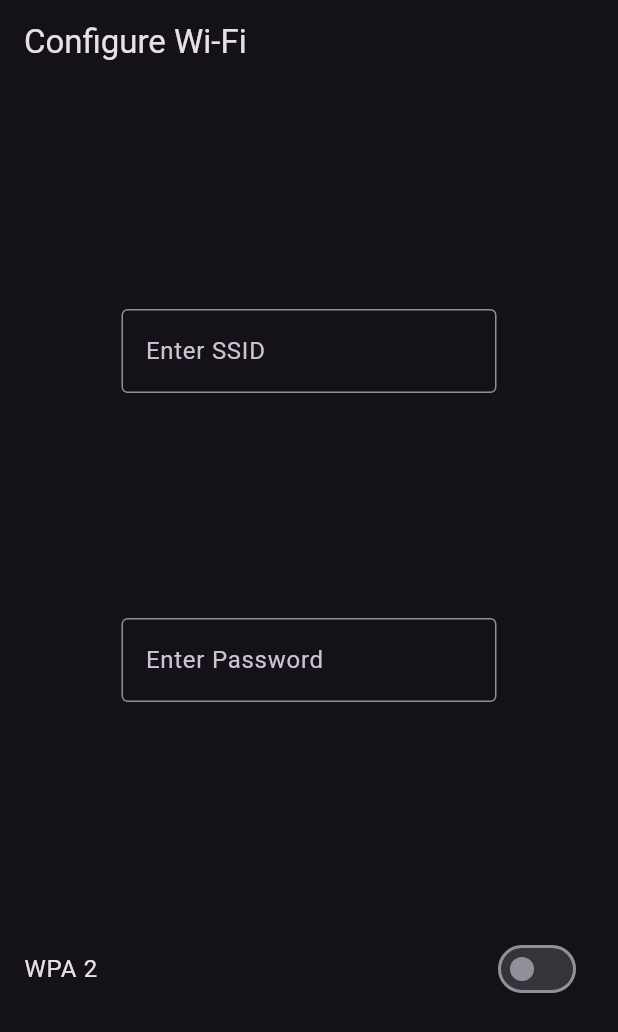
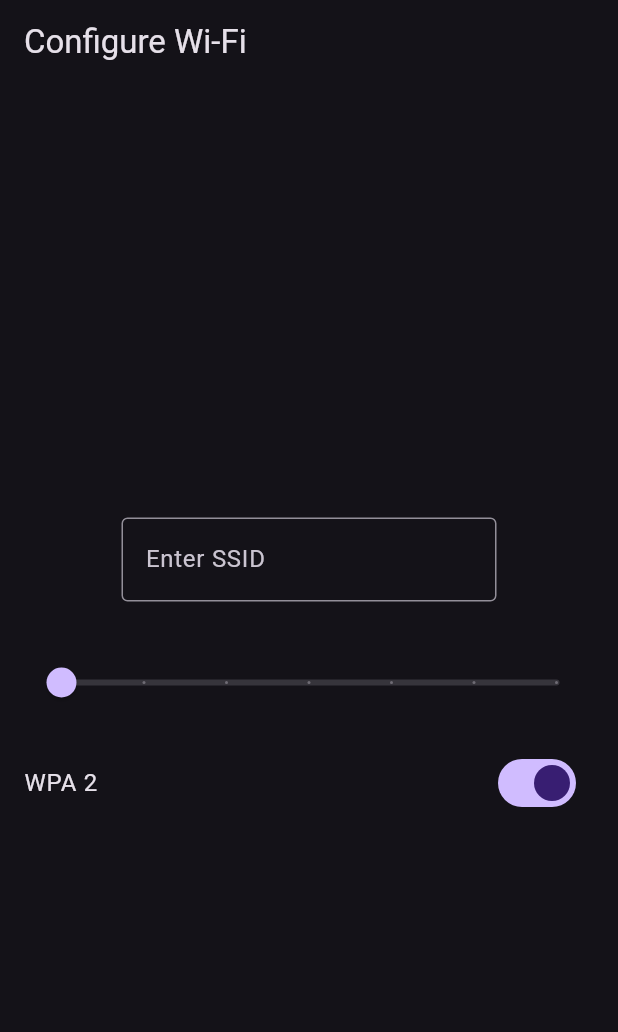
Before and after one commit to grittypuffy/netman, a Flutter app: the screen it shows after launch, on a phone screen of 412 x 824 dp. Shown: the top 1032 px of the screen. Run offline on Flutter 3.47's test engine with Material 2 defaults, Android fonts, the phone set to English and light mode, and no system bars; our stand-ins replace qr_flutter.

Commit message:
QR code generation code and slider for password

```diff
--- /dev/null
+++ b/lib/wifi/widget/body_widget.dart
@@ -0,0 +1,31 @@
+import 'package:flutter/material.dart';
+import 'wpa2_toggle.dart';
+import 'ssid_widget.dart';
+import 'password_widget.dart';
+import 'qr_generate.dart';
+
+class TitleText extends StatelessWidget {
+  const TitleText({super.key});
+  @override
+  Widget build(BuildContext context) {
+    return const Text('Configure Wi-Fi');
+  }
+}
+
+class BodySettings extends StatelessWidget {
+  const BodySettings({super.key});
+  @override
+  Widget build(BuildContext context) {
+    return const Center(
+      child: Column(
+        mainAxisAlignment: MainAxisAlignment.center,
+        //crossAxisAlignment: CrossAxisAlignment.center,
+        children: [
+          SSIDWidget(),
+          PasswordWidget(),
+          WPA2Toggle(),
+        ],
+      ),
+    );
+  }
+}
--- a/lib/wifi/widget/configure_settings.dart
+++ b/lib/wifi/widget/configure_settings.dart
@@ -1,80 +1,13 @@
 import 'package:flutter/material.dart';
+import 'body_widget.dart';
 
-class ConfigureWiFiWidget extends StatelessWidget{
+class ConfigureWiFiWidget extends StatelessWidget {
   const ConfigureWiFiWidget({super.key});
   @override
-  Widget build(BuildContext context){
+  Widget build(BuildContext context) {
     return Scaffold(
-      appBar: AppBar(
-      title: const TitleText()),
+      appBar: AppBar(title: const TitleText()),
       body: const BodySettings(),
     );
   }
 }
-
-class TitleText extends StatelessWidget{
-  const TitleText({super.key});
-  @override
-  Widget build(BuildContext context){
-    return const Text('Configure Wi-Fi');
-  }
-}
-
-
-class BodySettings extends StatelessWidget{
-  const BodySettings({super.key});
-  @override
-  Widget build(BuildContext context){
-    return const Center(
-      child: Column(
-        mainAxisAlignment: MainAxisAlignment.spaceEvenly,
-        crossAxisAlignment: CrossAxisAlignment.center,
-        children: [
-          SizedBox(
-            width: 250,
-            child: TextField(
-              decoration: InputDecoration(
-                border: OutlineInputBorder(),
-                labelText: 'Enter SSID'
-              ),
-            ),
-          ),
-          SizedBox(
-            width: 250,
-            child: TextField(
-              obscureText: true,
-              decoration: InputDecoration(
-                border: OutlineInputBorder(),
-                labelText: 'Enter Password',
-              ),
-            ),
-          ),
-          WPA2Toggle(),
-        ],
-      ),
-    );
-  }
-}
-
-class WPA2Toggle extends StatefulWidget{
-  const WPA2Toggle({super.key});
-  @override
-  State<WPA2Toggle> createState() => _WPA2ToggleState();
-}
-
-class _WPA2ToggleState extends State<WPA2Toggle>{
-  bool _wpa2 = false;
-  @override
-  Widget build(BuildContext context){
-    return SwitchListTile(
-      title: const Text('WPA 2'),
-      value: _wpa2,
-      onChanged: (bool value) {
-       setState(() {
-           _wpa2 = value;
-         }
-       );
-      }
-    );
-  }
-}
--- /dev/null
+++ b/lib/wifi/widget/password_widget.dart
@@ -0,0 +1,30 @@
+import 'package:flutter/material.dart';
+
+class PasswordWidget extends StatefulWidget {
+  const PasswordWidget({super.key});
+  @override
+  State<PasswordWidget> createState() => _PasswordWidgetState();
+}
+
+class _PasswordWidgetState extends State<PasswordWidget> {
+  double _value = 20;
+  @override
+  Widget build(BuildContext context) {
+    return Padding(
+      padding: const EdgeInsets.all(15.0),
+      child: Slider(
+        min: 20,
+        max: 50,
+        divisions: 6,
+        value: _value,
+        label: _value.round().toString(),
+        onChanged: (double value){
+          setState((){
+              _value = value;
+              }
+            );
+          }
+        )
+      );
+    }
+}
--- /dev/null
+++ b/lib/wifi/widget/qr_generate.dart
@@ -0,0 +1,16 @@
+import 'package:flutter/material.dart';
+
+class QRGenerate extends StatefulWidget {
+  const QRGenerate({super.key});
+  @override
+  State<QRGenerate> createState() => _QRGenerateState();
+}
+
+class _QRGenerateState extends State<QRGenerate> {
+  @override
+  Widget build(BuildContext context) {
+    return const FloatingActionButton(
+      child: Icon(Icons.qr_code_2),
+    );
+  }
+}
--- /dev/null
+++ b/lib/wifi/widget/ssid_widget.dart
@@ -0,0 +1,28 @@
+import 'package:flutter/material.dart';
+
+class SSIDWidget extends StatefulWidget{
+  const SSIDWidget({super.key});
+  @override
+  State<SSIDWidget> createState() => _SSIDWidgetState();
+}
+
+class _SSIDWidgetState extends State<SSIDWidget>{
+  final controller = TextEditingController();
+  @override
+  Widget build(BuildContext context){
+    return Padding(
+      padding: const EdgeInsets.all(15.0),
+      child: SizedBox(
+        width: 250,
+        child: const TextField(
+          decoration: InputDecoration(
+            border: OutlineInputBorder(), labelText: 'Enter SSID'),
+        ),
+      )
+    );
+  }
+  void dispose(){
+    controller.dispose();
+    super.dispose();
+  }
+}
--- /dev/null
+++ b/lib/wifi/widget/wpa2_toggle.dart
@@ -0,0 +1,24 @@
+import 'package:flutter/material.dart';
+
+class WPA2Toggle extends StatefulWidget{
+  const WPA2Toggle({super.key});
+  @override
+  State<WPA2Toggle> createState() => _WPA2ToggleState();
+}
+
+class _WPA2ToggleState extends State<WPA2Toggle>{
+  bool _wpa2 = true;
+  @override
+  Widget build(BuildContext context){
+    return SwitchListTile(
+      title: const Text('WPA 2'),
+      value: _wpa2,
+      onChanged: (bool value) {
+       setState(() {
+           _wpa2 = value;
+         }
+       );
+      }
+    );
+  }
+}
--- a/pubspec.yaml
+++ b/pubspec.yaml
@@ -1,4 +1,4 @@
-name: NetMan
+name: netman
 description: A security-focused network manager for Android
 # The following line prevents the package from being accidentally published to
 # pub.dev using `flutter pub publish`. This is preferred for private packages.
```
